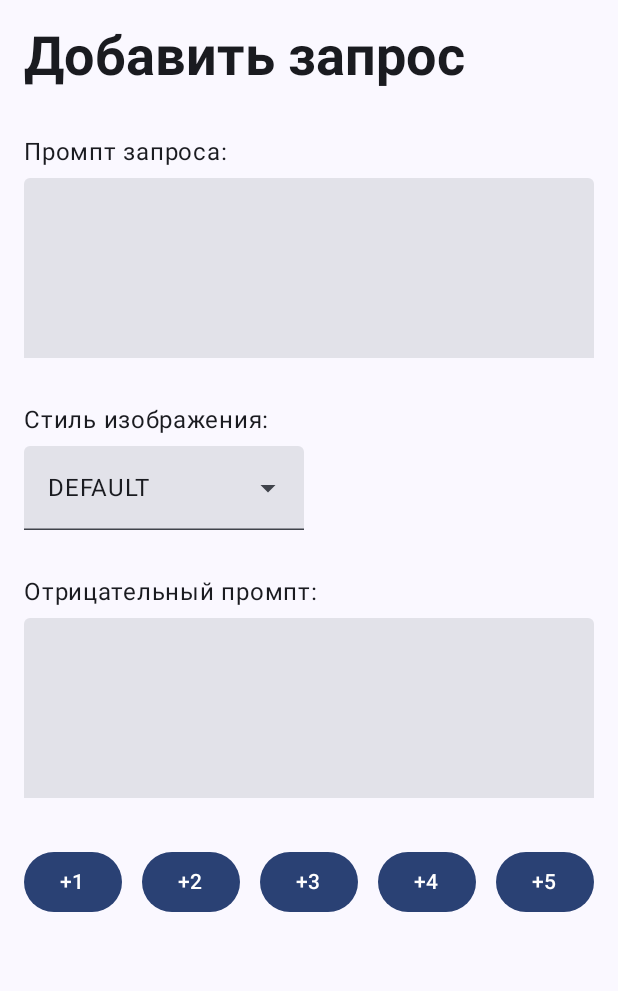
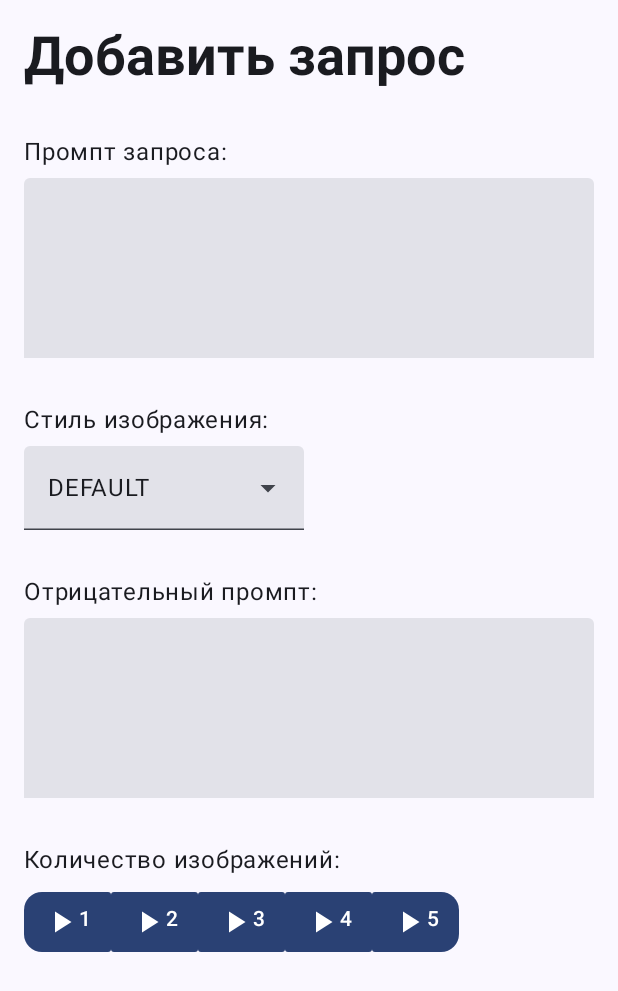
Before and after one commit to CyberTown-SMC-PRIVATE-LIMITED/Kandinsky-Android-client, an Android app built with Jetpack Compose: the NewRequestScreen screen opened through its navigation route, on a phone screen of 412 x 824 dp. Shown: the top 991 px of the screen. Run offline under Robolectric (Android 15) with nearby library versions, the phone set to English and light mode, and no system bars; our stand-ins replace Dagger/Hilt's generated code, Room's generated code; pictures from the network do not load.

Commit message:
NewRequestScreen - some design changes

```diff
--- a/app/src/main/java/bat/konst/kandinskyclient/ui/screens/newrequest/NewRequestScreen.kt
+++ b/app/src/main/java/bat/konst/kandinskyclient/ui/screens/newrequest/NewRequestScreen.kt
@@ -4,19 +4,25 @@ import androidx.compose.foundation.Image
 import androidx.compose.foundation.layout.Arrangement
 import androidx.compose.foundation.layout.Box
 import androidx.compose.foundation.layout.Column
+import androidx.compose.foundation.layout.PaddingValues
 import androidx.compose.foundation.layout.Row
 import androidx.compose.foundation.layout.Spacer
 import androidx.compose.foundation.layout.fillMaxSize
 import androidx.compose.foundation.layout.fillMaxWidth
 import androidx.compose.foundation.layout.height
 import androidx.compose.foundation.layout.padding
+import androidx.compose.foundation.layout.width
 import androidx.compose.foundation.rememberScrollState
+import androidx.compose.foundation.shape.RoundedCornerShape
 import androidx.compose.foundation.verticalScroll
+import androidx.compose.material.icons.Icons
+import androidx.compose.material.icons.filled.PlayArrow
 import androidx.compose.material3.Button
 import androidx.compose.material3.DropdownMenuItem
 import androidx.compose.material3.ExperimentalMaterial3Api
 import androidx.compose.material3.ExposedDropdownMenuBox
 import androidx.compose.material3.ExposedDropdownMenuDefaults
+import androidx.compose.material3.Icon
 import androidx.compose.material3.MaterialTheme
 import androidx.compose.material3.MenuAnchorType
 import androidx.compose.material3.Text
@@ -195,8 +201,8 @@ fun NewRequestView(
             style = MaterialTheme.typography.bodyLarge
         )
         TextField(
-            maxLines = 5,
-            minLines = 5,
+            maxLines = 4,
+            minLines = 4,
             value = state.negativePrompt,
             onValueChange = { onEvent(NewRequestScreenEvent.NegativePromptUpdate(it)){} },
             modifier = Modifier
@@ -208,13 +214,28 @@ fun NewRequestView(
         Spacer(modifier = Modifier.padding(8.dp))
 
         // кнопки - выполнить
+        Text(
+            text = stringResource(id = R.string.nrs_qw),
+            style = MaterialTheme.typography.bodyLarge
+        )
         Row (
             modifier = Modifier
-                .fillMaxWidth(),
-            horizontalArrangement = Arrangement.SpaceBetween
+                .align(Alignment.Start)
+            // horizontalArrangement = Arrangement.SpaceBetween
         ) {
-            for (i in 1..5) {
+            val istart = 1
+            val iend = 5
+            val istartShape = RoundedCornerShape(30, 5, 5, 30)
+            val iendShape = RoundedCornerShape(5, 30, 30, 5)
+            val icenterShape = RoundedCornerShape(5, 5, 5, 5)
+            for (i in istart..iend) {
                 Button(
+                    contentPadding = PaddingValues(0.dp),
+                    shape = when (i) {
+                        istart -> istartShape
+                        iend -> iendShape
+                        else -> icenterShape
+                    },
                     onClick = {
                         onEvent(
                             NewRequestScreenEvent.AddRequest(
@@ -228,7 +249,14 @@ fun NewRequestView(
                         }
                     }
                 ) {
-                        Text(text = "+$i")
+                        Row {
+                            Icon(imageVector = Icons.Default.PlayArrow, contentDescription = null)
+                            Text(text = i.toString())
+                        }
+                }
+
+                if (i != iend) {
+                    Spacer(modifier = Modifier.width(0.3.dp))
                 }
             }
         }
--- a/app/src/main/res/values/strings.xml
+++ b/app/src/main/res/values/strings.xml
@@ -6,6 +6,7 @@
     <string name="nrs_style">Стиль изображения:</string>
     <string name="nrs_generate">Выполнить:</string>
     <string name="nrs_add_request">Добавить запрос</string>
+    <string name="nrs_qw">Количество изображений:</string>
 
     <string name="ms_refresh">Обновить</string>
     <string name="ms_add">Добавить</string>
```
